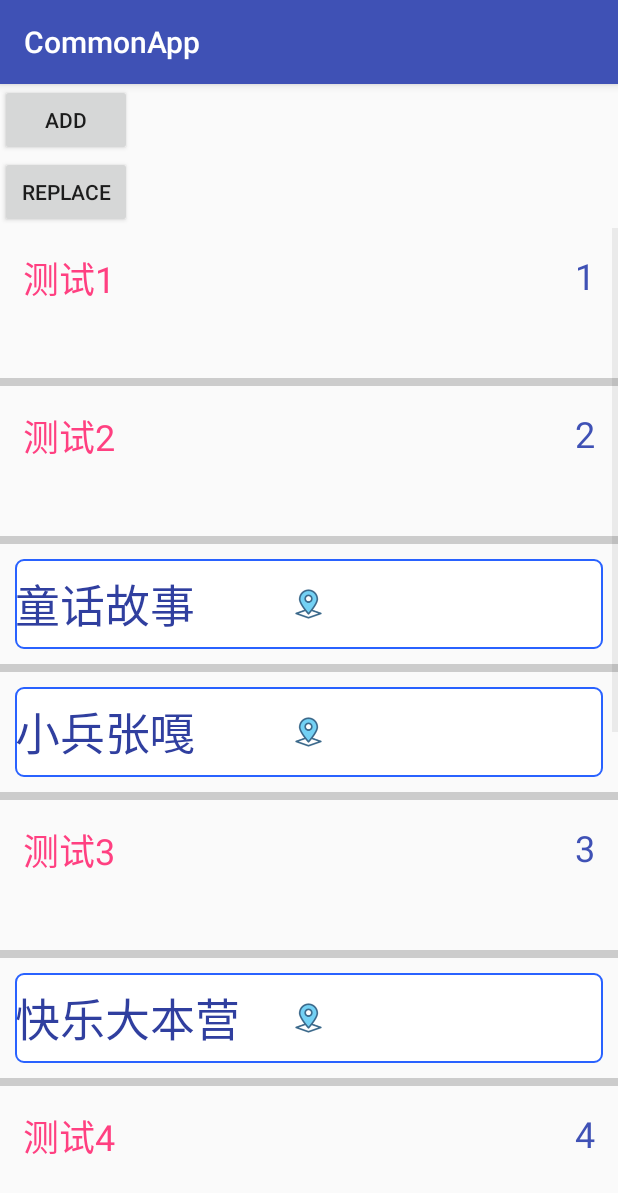
After one commit to yushilei1218/CommonApp, an Android app: the MultiListActivity screen opened directly, with no data from a screen before it, on a phone screen of 412 x 824 dp. The commit adds this screen. Shown: the top 1193 px of the screen. Run offline under Robolectric (Android 15) with nearby library versions, the light colour scheme and no system bars; libraries missing offline, so code that uses them is left out: com.umeng.analytics; 1 statement that could not run was skipped.

Commit message:
1：多布局复用 测试完毕

```diff
--- a/app/build.gradle
+++ b/app/build.gradle
@@ -58,6 +58,7 @@ dependencies {
     })
     compile project(':c_annotation')
     apt project(':c_compiler')
+    //友盟
     compile 'com.android.support:appcompat-v7:25.3.1'
     compile 'com.android.support.constraint:constraint-layout:1.0.2'
     compile 'com.android.support:design:25.3.1'
@@ -69,10 +70,9 @@ dependencies {
     compile 'com.android.support:support-v4:25.3.1'
     compile 'io.reactivex.rxjava2:rxjava:2.1.2'
     compile 'io.reactivex.rxjava2:rxandroid:2.0.1'
+    compile 'com.umeng.analytics:analytics:latest.integration'
     testCompile 'com.squareup.leakcanary:leakcanary-android-no-op:1.5.1'
     testCompile 'junit:junit:4.12'
     debugCompile 'com.squareup.leakcanary:leakcanary-android:1.5.1'
     releaseCompile 'com.squareup.leakcanary:leakcanary-android-no-op:1.5.1'
-    //友盟
-    compile 'com.umeng.analytics:analytics:latest.integration'
 }
--- a/app/src/main/java/com/yushilei/commonapp/common/adapter2/BaseRecyclerHolder.java
+++ b/app/src/main/java/com/yushilei/commonapp/common/adapter2/BaseRecyclerHolder.java
@@ -2,6 +2,7 @@ package com.yushilei.commonapp.common.adapter2;
 
 import android.support.v7.widget.RecyclerView;
 import android.util.SparseArray;
+import android.view.MotionEvent;
 import android.view.View;
 
 /**
@@ -10,7 +11,7 @@ import android.view.View;
  * @desc
  */
 
-public class BaseRecyclerHolder<Bean> extends RecyclerView.ViewHolder implements View.OnClickListener, View.OnLongClickListener {
+public class BaseRecyclerHolder<Bean> extends RecyclerView.ViewHolder implements View.OnClickListener, View.OnLongClickListener, View.OnTouchListener {
     private final HolderDelegate<Bean> mDelegate;
     public Bean bean;
 
@@ -25,7 +26,7 @@ public class BaseRecyclerHolder<Bean> extends RecyclerView.ViewHolder implements
         return mDelegate.getLayoutId();
     }
 
-    final void onBindData(Bean bean, int pos) {
+    final void onKeepBindData(Bean bean, int pos) {
         this.bean = bean;
         mDelegate.onBindData(this, bean, pos);
     }
@@ -49,4 +50,9 @@ public class BaseRecyclerHolder<Bean> extends RecyclerView.ViewHolder implements
     public boolean onLongClick(View v) {
         return mDelegate.onItemLongClick(v, this, bean);
     }
+
+    @Override
+    public boolean onTouch(View v, MotionEvent event) {
+        return mDelegate.onTouch(v, event, this, bean);
+    }
 }
--- a/app/src/main/java/com/yushilei/commonapp/common/adapter2/HolderDelegate.java
+++ b/app/src/main/java/com/yushilei/commonapp/common/adapter2/HolderDelegate.java
@@ -4,6 +4,7 @@ import android.support.annotation.LayoutRes;
 import android.support.v7.widget.RecyclerView;
 import android.util.SparseArray;
 import android.view.LayoutInflater;
+import android.view.MotionEvent;
 import android.view.View;
 import android.view.ViewGroup;
 
@@ -31,4 +32,8 @@ public abstract class HolderDelegate<BEAN> {
     public boolean onItemLongClick(View target, BaseRecyclerHolder<BEAN> holder, BEAN bean) {
         return false;
     }
+
+    public boolean onTouch(View v, MotionEvent event, BaseRecyclerHolder<BEAN> holder, BEAN bean) {
+        return false;
+    }
 }
--- a/app/src/main/java/com/yushilei/commonapp/common/adapter2/MultiListAdapter.java
+++ b/app/src/main/java/com/yushilei/commonapp/common/adapter2/MultiListAdapter.java
@@ -1,11 +1,16 @@
 package com.yushilei.commonapp.common.adapter2;
 
+import android.view.LayoutInflater;
 import android.view.View;
 import android.view.ViewGroup;
 import android.widget.BaseAdapter;
 
+import com.yushilei.commonapp.common.util.SetUtil;
+
 import java.util.ArrayList;
+import java.util.HashMap;
 import java.util.List;
+import java.util.Map;
 
 /**
  * @auther by yushilei.
@@ -13,12 +18,55 @@ import java.util.List;
  * @desc
  */
 
+@SuppressWarnings("unchecked")
 public class MultiListAdapter extends BaseAdapter {
     private List data = new ArrayList();
     private int typeCount;
+    private Map<Class, HolderDelegate> beanDelegateMap = new HashMap<>();
+    private Map<HolderDelegate, Integer> delegateTypeMap = new HashMap<>();
 
     public MultiListAdapter(int typeCount) {
         this.typeCount = typeCount;
+    }
+
+    public void setMatch(Class beanClass, HolderDelegate delegate) {
+        beanDelegateMap.put(beanClass, delegate);
+        delegateTypeMap.put(delegate, beanDelegateMap.size() - 1);
+    }
+
+    public void replaceData(List newData) {
+        if (data == null)
+            data = new ArrayList();
+        data.clear();
+        if (!SetUtil.isEmpty(newData))
+            data.addAll(newData);
+        notifyDataSetChanged();
+    }
+
+    public void addAll(List newData) {
+        if (data == null)
+            data = new ArrayList();
+
+        if (!SetUtil.isEmpty(newData))
+            data.addAll(newData);
+        notifyDataSetChanged();
+    }
+
+    public boolean remove(Object bean) {
+        int pos = data.indexOf(bean);
+        if (pos < 0)
+            return false;
+        data.remove(pos);
+        notifyDataSetChanged();
+        return true;
+    }
+
+    public boolean update(Object bean) {
+        int pos = data.indexOf(bean);
+        if (pos < 0)
+            return false;
+        notifyDataSetChanged();
+        return true;
     }
 
     @Override
@@ -41,13 +89,26 @@ public class MultiListAdapter extends BaseAdapter {
         return typeCount;
     }
 
+    /*type 从0开始*/
     @Override
     public int getItemViewType(int position) {
-        return super.getItemViewType(position);
+        Object bean = data.get(position);
+        HolderDelegate delegate = beanDelegateMap.get(bean.getClass());
+        return delegateTypeMap.get(delegate);
     }
 
+    @SuppressWarnings("unchecked")
     @Override
     public View getView(int position, View convertView, ViewGroup parent) {
-        return null;
+        Object bean = data.get(position);
+        HolderDelegate delegate = beanDelegateMap.get(bean.getClass());
+        if (convertView == null) {
+            convertView = LayoutInflater.from(parent.getContext()).inflate(delegate.getLayoutId(), parent, false);
+            convertView.setTag(new BaseRecyclerHolder(convertView, delegate));
+        }
+        BaseRecyclerHolder holder = (BaseRecyclerHolder) convertView.getTag();
+        holder.onKeepBindData(bean, position);
+
+        return convertView;
     }
 }
--- a/app/src/main/java/com/yushilei/commonapp/common/constant/Constant.java
+++ b/app/src/main/java/com/yushilei/commonapp/common/constant/Constant.java
@@ -19,4 +19,5 @@ public interface Constant {
     String Notification = "Notification";
     String Contact = "Contact";
     String MultiBaseHolder = "MultiBaseHolder";
+    String MultiListHolder = "MultiListHolder";
 }
--- a/app/src/main/java/com/yushilei/commonapp/ui/home/MainActivity.java
+++ b/app/src/main/java/com/yushilei/commonapp/ui/home/MainActivity.java
@@ -21,6 +21,7 @@ import com.yushilei.commonapp.ui.fragment.PagerFragmentActivity;
 import com.yushilei.commonapp.ui.loadmorerecycler.LoadMoreRecyclerActivity;
 import com.yushilei.commonapp.ui.map.MapActivity;
 import com.yushilei.commonapp.ui.multiholder.MultiHolderActivity;
+import com.yushilei.commonapp.ui.multiholder.MultiListActivity;
 import com.yushilei.commonapp.ui.multilv.MultiListViewActivity;
 import com.yushilei.commonapp.ui.multirecycler.MultiRecyclerActivity;
 import com.yushilei.commonapp.ui.mvp.view.HomeActivity;
@@ -56,6 +57,7 @@ public class MainActivity extends BaseActivity {
         HomeItem item11 = new HomeItem(new HomeBean(Constant.Notification));
         HomeItem item12 = new HomeItem(new HomeBean(Constant.Contact));
         HomeItem item13 = new HomeItem(new HomeBean(Constant.MultiBaseHolder));
+        HomeItem item14 = new HomeItem(new HomeBean(Constant.MultiListHolder));
         data.add(item1);
         data.add(item2);
         data.add(item3);
@@ -69,6 +71,7 @@ public class MainActivity extends BaseActivity {
         data.add(item11);
         data.add(item12);
         data.add(item13);
+        data.add(item14);
         adapter.addAll(data);
     }
 
@@ -138,6 +141,9 @@ public class MainActivity extends BaseActivity {
                 case Constant.MultiBaseHolder:
                     intent = new Intent(MainActivity.this, MultiHolderActivity.class);
                     break;
+                case Constant.MultiListHolder:
+                    intent = new Intent(MainActivity.this, MultiListActivity.class);
+                    break;
             }
             if (intent != null)
                 MainActivity.this.startActivity(intent);
--- a/app/src/main/java/com/yushilei/commonapp/ui/multiholder/MultiHolderContact.java
+++ b/app/src/main/java/com/yushilei/commonapp/ui/multiholder/MultiHolderContract.java
@@ -9,7 +9,7 @@ import com.yushilei.commonapp.common.mvp.IBaseView;
  * @desc
  */
 
-public class MultiHolderContact {
+public class MultiHolderContract {
     public interface Presenter extends IBasePresenter {
         void onRemoveBeanClick(Bean bean);
 
--- a/app/src/main/java/com/yushilei/commonapp/ui/multiholder/MultiHolderPresenter.java
+++ b/app/src/main/java/com/yushilei/commonapp/ui/multiholder/MultiHolderPresenter.java
@@ -3,7 +3,6 @@ package com.yushilei.commonapp.ui.multiholder;
 import android.content.Intent;
 
 import com.yushilei.commonapp.common.mvp.BasePresenter;
-import com.yushilei.commonapp.common.mvp.IBaseView;
 import com.yushilei.commonapp.ui.ptr.PtrZpActivity;
 
 /**
@@ -12,10 +11,10 @@ import com.yushilei.commonapp.ui.ptr.PtrZpActivity;
  * @desc
  */
 
-public class MultiHolderPresenter extends BasePresenter<MultiHolderContact.IView> implements MultiHolderContact.Presenter {
+public class MultiHolderPresenter extends BasePresenter<MultiHolderContract.IView> implements MultiHolderContract.Presenter {
 
 
-    public MultiHolderPresenter(MultiHolderContact.IView view) {
+    public MultiHolderPresenter(MultiHolderContract.IView view) {
         super(view);
     }
 
--- /dev/null
+++ b/app/src/main/java/com/yushilei/commonapp/ui/multiholder/MultiListActivity.java
@@ -0,0 +1,160 @@
+package com.yushilei.commonapp.ui.multiholder;
+
+import android.content.Intent;
+import android.support.v7.app.AppCompatActivity;
+import android.os.Bundle;
+import android.view.View;
+import android.widget.ImageView;
+import android.widget.ListView;
+import android.widget.TextView;
+
+import com.yushilei.commonapp.R;
+import com.yushilei.commonapp.common.adapter2.BaseRecyclerHolder;
+import com.yushilei.commonapp.common.adapter2.HolderDelegate;
+import com.yushilei.commonapp.common.adapter2.MultiListAdapter;
+import com.yushilei.commonapp.common.mvp.MvpBaseActivity;
+import com.yushilei.commonapp.ui.loadmorerecycler.LoadMoreRecyclerActivity;
+
+import java.util.ArrayList;
+import java.util.List;
+import java.util.Random;
+
+public class MultiListActivity extends MvpBaseActivity<MultiListContract.Presenter> implements MultiListContract.IView {
+
+    private MultiListAdapter mAdapter;
+
+    @Override
+    public MultiListContract.Presenter getPresenter() {
+        return new MultiListPresenter(this);
+    }
+
+    @Override
+    protected int getLayoutId() {
+        return R.layout.activity_multi_list;
+    }
+
+    @Override
+    public void initView() {
+        ListView lv = findView(R.id.multi_list_lv);
+        mAdapter = new MultiListAdapter(2);
+        lv.setAdapter(mAdapter);
+        mAdapter.setMatch(Bean.class, new BeanDelegate());
+        mAdapter.setMatch(Book.class, new BookDelegate());
+        mAdapter.addAll(getData());
+        setOnClick(R.id.multi_add, R.id.multi_replace);
+    }
+
+    @Override
+    public void onClick(View v) {
+        switch (v.getId()) {
+            case R.id.multi_replace:
+                mAdapter.replaceData(getData());
+                break;
+            case R.id.multi_add:
+                mAdapter.addAll(getData());
+                break;
+        }
+
+    }
+
+    private List getData() {
+        List data = new ArrayList();
+        data.add(new Bean("测试1", 1));
+        data.add(new Bean("测试2", 2));
+        data.add(new Book("童话故事", R.mipmap.btn_location));
+        data.add(new Book("小兵张嘎", R.mipmap.btn_location));
+        data.add(new Bean("测试3", 3));
+        data.add(new Book("快乐大本营", R.mipmap.btn_location));
+        data.add(new Bean("测试4", 4));
+        data.add(new Bean("测试5", 5));
+        data.add(new Book("一千零一夜", R.mipmap.btn_location));
+        data.add(new Book("小兵张嘎", R.mipmap.btn_location));
+        data.add(new Book("高数", R.mipmap.btn_location));
+        data.add(new Bean("测试6", 6));
+        data.add(new Bean("测试7", 7));
+        data.add(new Bean("测试8", 8));
+        return data;
+    }
+
+    @Override
+    public void onBeanNameClick(Bean bean) {
+        showToast(bean.name);
+        bean.name = "update+" + new Random().nextInt(10);
+        mAdapter.update(bean);
+    }
+
+    @Override
+    public void onBeanAgeClick(Bean bean) {
+        mAdapter.remove(bean);
+    }
+
+    @Override
+    public void onBeanItemLongClick(Bean bean) {
+        showToast("测试2");
+    }
+
+    @Override
+    public void onBookItemClick(Book book) {
+        startActivity(new Intent(this, LoadMoreRecyclerActivity.class));
+    }
+
+    public class BookDelegate extends HolderDelegate<Book> {
+
+        @Override
+        public int getLayoutId() {
+            return R.layout.item_holder_2;
+        }
+
+        @Override
+        public void onBindData(BaseRecyclerHolder holder, Book book, int pos) {
+            TextView nameTv = (TextView) holder.findView(R.id.item_holder_2_tv);
+            ImageView img = (ImageView) holder.findView(R.id.item_holder_2_img);
+            nameTv.setText(book.name);
+            img.setImageResource(book.cover);
+
+            holder.itemView.setOnClickListener(holder);
+        }
+
+        @Override
+        public void onItemClick(View target, BaseRecyclerHolder<Book> holder, Book book) {
+            presenter.onBookItemClick(book);
+        }
+    }
+
+    public class BeanDelegate extends HolderDelegate<Bean> {
+        @Override
+        public int getLayoutId() {
+            return R.layout.item_hodler_1;
+        }
+
+        @Override
+        public void onBindData(BaseRecyclerHolder holder, Bean bean, int pos) {
+            TextView nameTv = (TextView) holder.findView(R.id.item_holder_1_tv);
+            TextView ageTv = (TextView) holder.findView(R.id.item_holder_1_tv2);
+            nameTv.setText(bean.name);
+
+            ageTv.setText(String.valueOf(bean.age));
+            nameTv.setOnClickListener(holder);
+            ageTv.setOnClickListener(holder);
+            holder.itemView.setOnLongClickListener(holder);
+        }
+
+        @Override
+        public void onItemClick(View target, BaseRecyclerHolder<Bean> holder, Bean bean) {
+            switch (target.getId()) {
+                case R.id.item_holder_1_tv:
+                    presenter.onBeanNameClick(bean);
+                    break;
+                case R.id.item_holder_1_tv2:
+                    presenter.onBeanAgeClick(bean);
+                    break;
+            }
+        }
+
+        @Override
+        public boolean onItemLongClick(View target, BaseRecyclerHolder<Bean> holder, Bean bean) {
+            presenter.onBeanItemLongClick(bean);
+            return true;
+        }
+    }
+}
--- /dev/null
+++ b/app/src/main/java/com/yushilei/commonapp/ui/multiholder/MultiListPresenter.java
@@ -0,0 +1,34 @@
+package com.yushilei.commonapp.ui.multiholder;
+
+import com.yushilei.commonapp.common.mvp.BasePresenter;
+
+/**
+ * @author shilei.yu
+ * @since on 2017/8/14.
+ */
+
+public class MultiListPresenter extends BasePresenter<MultiListContract.IView> implements MultiListContract.Presenter {
+    public MultiListPresenter(MultiListContract.IView view) {
+        super(view);
+    }
+
+    @Override
+    public void onBeanNameClick(Bean bean) {
+        mView.onBeanNameClick(bean);
+    }
+
+    @Override
+    public void onBeanAgeClick(Bean bean) {
+        mView.onBeanAgeClick(bean);
+    }
+
+    @Override
+    public void onBeanItemLongClick(Bean bean) {
+        mView.onBeanItemLongClick(bean);
+    }
+
+    @Override
+    public void onBookItemClick(Book book) {
+        mView.onBookItemClick(book);
+    }
+}
--- /dev/null
+++ b/app/src/main/res/layout/activity_multi_list.xml
@@ -0,0 +1,29 @@
+<?xml version="1.0" encoding="utf-8"?>
+<LinearLayout
+    xmlns:android="http://schemas.android.com/apk/res/android"
+    xmlns:app="http://schemas.android.com/apk/res-auto"
+    xmlns:tools="http://schemas.android.com/tools"
+    android:layout_width="match_parent"
+    android:layout_height="match_parent"
+    android:orientation="vertical"
+    tools:context="com.yushilei.commonapp.ui.multiholder.MultiListActivity">
+
+    <Button
+        android:id="@+id/multi_add"
+        android:layout_width="wrap_content"
+        android:layout_height="wrap_content"
+        android:text="ADD"/>
+
+    <Button
+        android:id="@+id/multi_replace"
+        android:layout_width="wrap_content"
+        android:layout_height="wrap_content"
+        android:text="REPLACE"/>
+
+    <ListView
+        android:id="@+id/multi_list_lv"
+        android:layout_width="match_parent"
+        android:layout_height="match_parent"
+        android:divider="#ccc"
+        android:dividerHeight="5dp"/>
+</LinearLayout>
```
Also changed, not shown: app/src/main/AndroidManifest.xml (+33 -31 lines), app/src/main/java/com/yushilei/commonapp/common/adapter2/Factory.java (deleted, +0 -13 lines), app/src/main/java/com/yushilei/commonapp/common/adapter2/MultiHolderAdapter.java (+12 -1 lines), app/src/main/java/com/yushilei/commonapp/ui/multiholder/MultiHolderActivity.java (+9 -5 lines), app/src/main/java/com/yushilei/commonapp/ui/multiholder/MultiListContract.java (added, +32 -0 lines).
